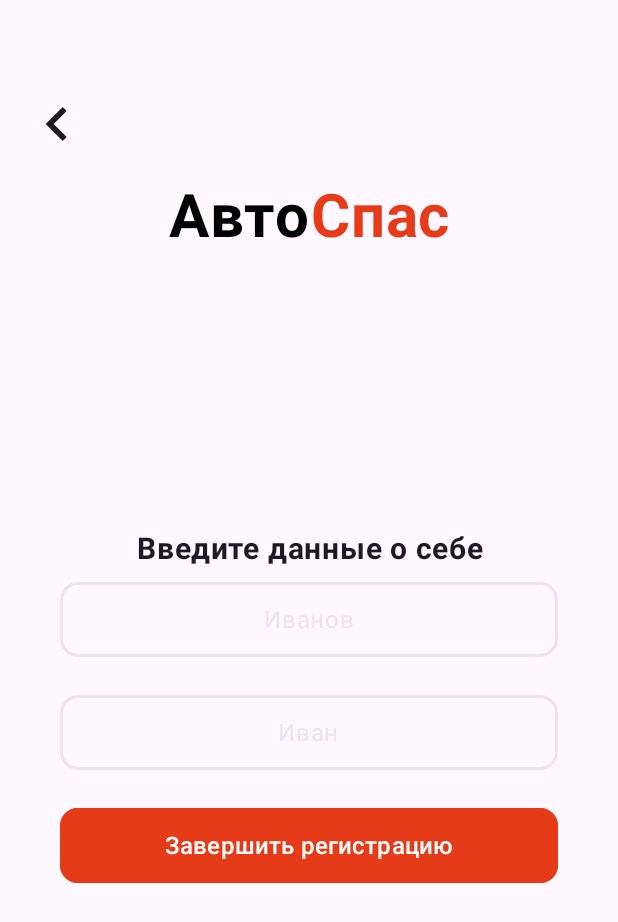
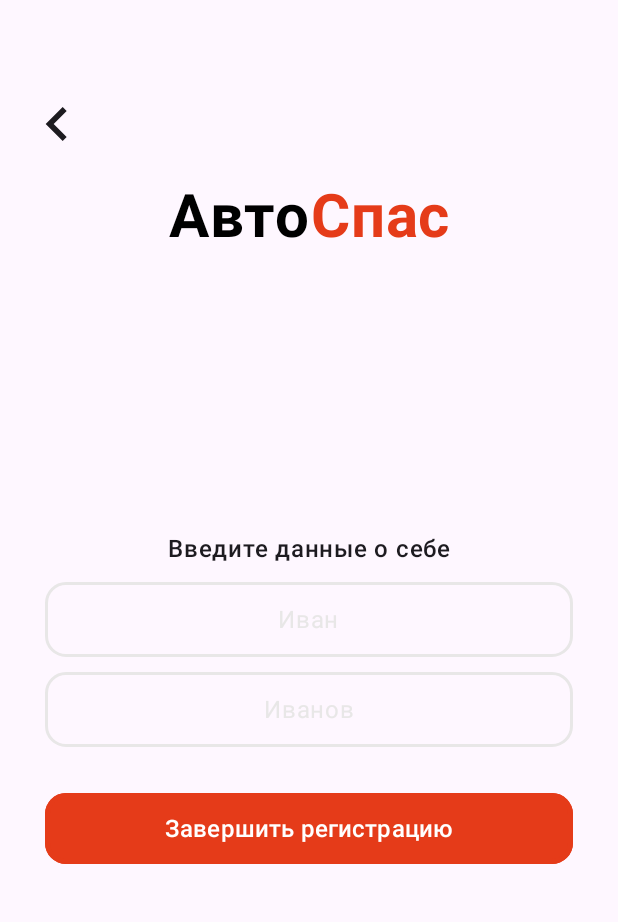
Before and after one commit to AvtoSpas/AvtoSpasKMP, an Android app built with Jetpack Compose: the composable FirstRegScreen shown on its own in the app's theme, on a phone screen of 412 x 824 dp. Shown: the top 922 px of the screen. Run offline under Robolectric (Android 15) with nearby library versions, the phone set to English and light mode, and no system bars.

```diff
--- a/androidApp/src/main/java/com/example/avtospaskmp/android/screens/FirstRegScreen.kt
+++ b/androidApp/src/main/java/com/example/avtospaskmp/android/screens/FirstRegScreen.kt
@@ -45,8 +45,7 @@ fun FirstRegScreen(onNavigateToCodeScreen: () -> Unit){
             modifier = Modifier
                 .fillMaxWidth()
                 .padding(15.dp, top = 60.dp)
-        )
-        {
+        ) {
             IconButton (
                 onClick = onNavigateToCodeScreen,
                 Modifier.size(45.dp)
@@ -69,8 +68,6 @@ fun FirstRegScreen(onNavigateToCodeScreen: () -> Unit){
                 textAlign = TextAlign.Center,
                 color = Color.Black,
                 fontSize = 40.sp,
-                modifier = Modifier
-                    .padding(0.dp),
                 fontWeight = FontWeight.Bold
 
             )
@@ -80,8 +77,6 @@ fun FirstRegScreen(onNavigateToCodeScreen: () -> Unit){
                 textAlign = TextAlign.Center,
                 color = Color(0xffE53B19),
                 fontSize = 40.sp,
-                modifier = Modifier
-                    .padding(0.dp),
                 fontWeight = FontWeight.Bold
             )
         }
@@ -90,7 +85,7 @@ fun FirstRegScreen(onNavigateToCodeScreen: () -> Unit){
                 .fillMaxWidth()
                 .padding(top = 170.dp),
             horizontalArrangement = Arrangement.Center
-        ){
+        ) {
             Column(
                 modifier = Modifier
                     .fillMaxWidth(),
@@ -99,15 +94,18 @@ fun FirstRegScreen(onNavigateToCodeScreen: () -> Unit){
                 Text(
                     text = "Введите данные о себе",
                     textAlign = TextAlign.Center,
-                    fontSize = 20.sp,
-                    fontWeight = FontWeight.Bold,
+                    fontSize = 16.sp,
+                    fontWeight = FontWeight.Medium,
                     modifier = Modifier.fillMaxWidth()
                 )
                 Column (
-                    modifier = Modifier
-                        .fillMaxWidth(),
-                    verticalArrangement = Arrangement.spacedBy(25.dp)
-                ){
+                    modifier = Modifier.fillMaxWidth(),
+                    verticalArrangement = Arrangement.spacedBy(30.dp)
+                ) {
+                    Column(
+                        modifier = Modifier.fillMaxWidth(),
+                        verticalArrangement = Arrangement.spacedBy(10.dp)
+                    ) {
                         BasicTextField(
                             value = surname,
                             textStyle = TextStyle(
@@ -121,8 +119,8 @@ fun FirstRegScreen(onNavigateToCodeScreen: () -> Unit){
                             modifier = Modifier
                                 .height(50.dp)
                                 .fillMaxWidth()
-                            .padding(horizontal = 40.dp)
-                            .border(2.dp, Color(0xffE8E7E7), RoundedCornerShape(12.dp)),
+                                .padding(horizontal = 30.dp)
+                                .border(2.dp, Color(0xffE8E7E7), RoundedCornerShape(14.dp)),
                             decorationBox = { innerTextField ->
                                 Box(
                                     contentAlignment = Alignment.Center,
@@ -132,7 +130,7 @@ fun FirstRegScreen(onNavigateToCodeScreen: () -> Unit){
                                 ) {
                                     if(surname.isEmpty())
                                         Text(
-                                        text = "Иванов",
+                                            text = "Иван",
                                             color = Color(0xffE8E7E7)
                                         )
                                     innerTextField() // Помещаем реальное поле ввода сюда
@@ -152,8 +150,8 @@ fun FirstRegScreen(onNavigateToCodeScreen: () -> Unit){
                             modifier = Modifier
                                 .height(50.dp)
                                 .fillMaxWidth()
-                            .padding(horizontal = 40.dp)
-                            .border(2.dp, Color(0xffE8E7E7), RoundedCornerShape(12.dp)),
+                                .padding(horizontal = 30.dp)
+                                .border(2.dp, Color(0xffE8E7E7), RoundedCornerShape(14.dp)),
                             decorationBox = { innerTextField ->
                                 Box(
                                     contentAlignment = Alignment.Center,
@@ -163,19 +161,21 @@ fun FirstRegScreen(onNavigateToCodeScreen: () -> Unit){
                                 ) {
                                     if(name.isEmpty())
                                         Text(
-                                        text = "Иван",
+                                            text = "Иванов",
                                             color = Color(0xffE8E7E7)
                                         )
                                     innerTextField() // Помещаем реальное поле ввода сюда
                                 }
                             }
                         )
+                    }
+
                     Button(
                         modifier = Modifier
                             .fillMaxWidth()
-                            .height(50.dp)
-                            .padding(horizontal = 40.dp),
-                        shape = RoundedCornerShape(12.dp),
+                            .height(47.dp)
+                            .padding(horizontal = 30.dp),
+                        shape = RoundedCornerShape(14.dp),
                         border = BorderStroke(3.dp, color = Color(0xffE53B19)),
                         colors = ButtonDefaults.buttonColors(containerColor = Color(0xffE53B19)),
                         onClick = {  }
```
Also changed, not shown: androidApp/src/main/java/com/example/avtospaskmp/android/screens/CodeScreen.kt (+63 -40 lines), androidApp/src/main/java/com/example/avtospaskmp/android/screens/PhoneScreen.kt (+82 -42 lines). Lines whose indentation alone changed are shown as unchanged.
